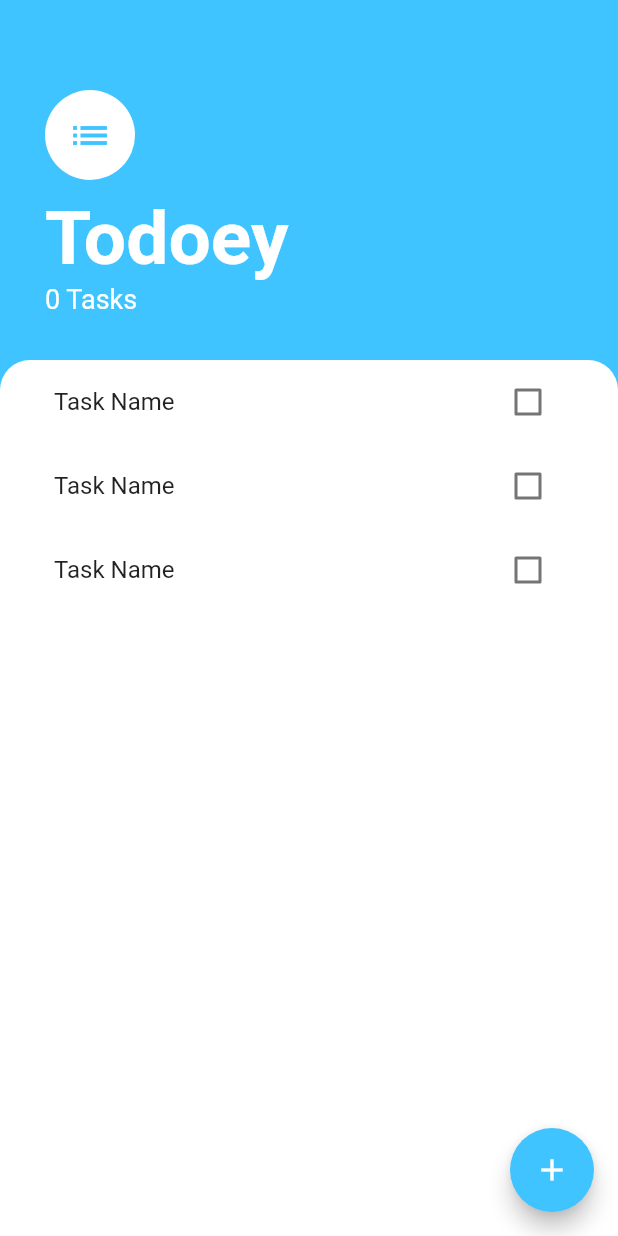
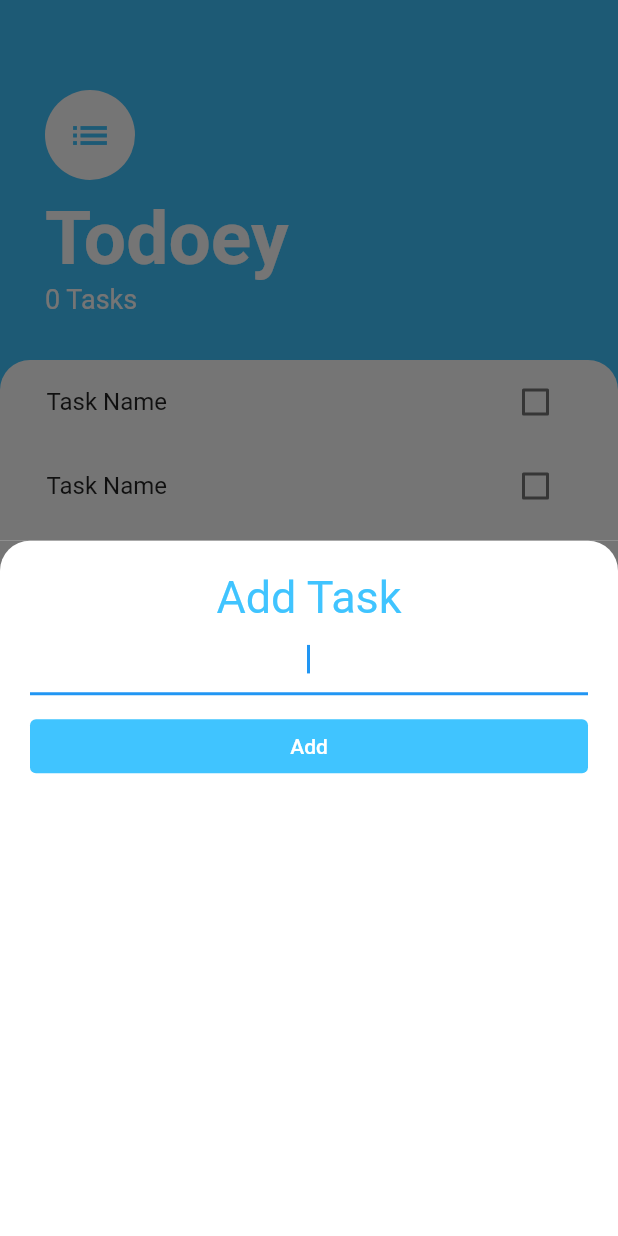
Before and after one commit to salvadorlemus/Flutter, a Flutter app: the TaskScreen screen opened directly, after a tap on the "add" icon, on a phone screen of 412 x 824 dp. Run offline on Flutter 3.47's test engine with Material 2 defaults, Android fonts, the phone set to English and light mode, and no system bars; statements that could not run were skipped.

Commit message:
Added task screen for the ModalBottomSheet widget.

```diff
--- /dev/null
+++ b/lib/Screens/addTaskScreen.dart
@@ -0,0 +1,46 @@
+import 'package:flutter/material.dart';
+
+class AddTaskScreen extends StatelessWidget {
+  @override
+  Widget build(BuildContext context) {
+    return Container(
+      color: const Color(0xff757575),
+      child: Container(
+        // Left and right margins for the content
+        padding: const EdgeInsets.all(20.0),
+        decoration: const BoxDecoration(
+          color: Colors.white,
+          borderRadius: BorderRadius.only(
+            topLeft: Radius.circular(20.0),
+            topRight: Radius.circular(20.0),
+          ),
+        ),
+        child: Column(
+          crossAxisAlignment: CrossAxisAlignment.stretch,
+          children: [
+            Text(
+              'Add Task',
+              style: TextStyle(
+                color: Colors.lightBlueAccent,
+                fontSize: 30.0,
+              ),
+              textAlign: TextAlign.center,
+            ),
+            TextField(
+              autofocus: true,
+              textAlign: TextAlign.center,
+            ),
+            const SizedBox(height: 10.0),
+            TextButton(
+              style: TextButton.styleFrom(
+                backgroundColor: Colors.lightBlueAccent,
+              ),
+              onPressed: () {},
+              child: const Text('Add', style: TextStyle(color: Colors.white)),
+            ),
+          ],
+        ),
+      ),
+    );
+  }
+}
--- a/lib/Screens/taskScreen.dart
+++ b/lib/Screens/taskScreen.dart
@@ -1,6 +1,8 @@
+import 'package:base/Screens/addTaskScreen.dart';
 import 'package:flutter/material.dart';
 
 import '../UI/TaskList.dart';
+import '../Screens/addTaskScreen.dart';
 
 class TaskScreen extends StatelessWidget {
   const TaskScreen({super.key});
@@ -50,7 +52,7 @@ class TaskScreen extends StatelessWidget {
           ),
           Expanded(
             child: Container(
-              padding: const EdgeInsets.symmetric(horizontal: 20.0),
+              padding: const EdgeInsets.symmetric(horizontal: 15.0),
               width: double.infinity,
               decoration: const BoxDecoration(
                 color: Colors.white,
@@ -69,7 +71,10 @@ class TaskScreen extends StatelessWidget {
       floatingActionButton: FloatingActionButton(
         backgroundColor: Colors.lightBlueAccent,
         child: const Icon(Icons.add),
-        onPressed: () {},
+        onPressed: () {
+          showModalBottomSheet(
+              context: context, builder: (context) => AddTaskScreen());
+        },
       ),
     );
   }
--- a/lib/UI/TaskList.dart
+++ b/lib/UI/TaskList.dart
@@ -8,9 +8,19 @@ class TaskList extends StatelessWidget {
   @override
   Widget build(BuildContext context) {
     return ListView(
+      physics: const BouncingScrollPhysics(),
       children: [
         TaskElement(taskName: 'This is a task 1'),
         TaskElement(taskName: 'This is a task 2'),
+        TaskElement(taskName: 'This is a task 3'),
+        TaskElement(taskName: 'This is a task 3'),
+        TaskElement(taskName: 'This is a task 3'),
+        TaskElement(taskName: 'This is a task 3'),
+        TaskElement(taskName: 'This is a task 3'),
+        TaskElement(taskName: 'This is a task 3'),
+        TaskElement(taskName: 'This is a task 3'),
+        TaskElement(taskName: 'This is a task 3'),
+        TaskElement(taskName: 'This is a task 3'),
         TaskElement(taskName: 'This is a task 3'),
       ],
     );
```
